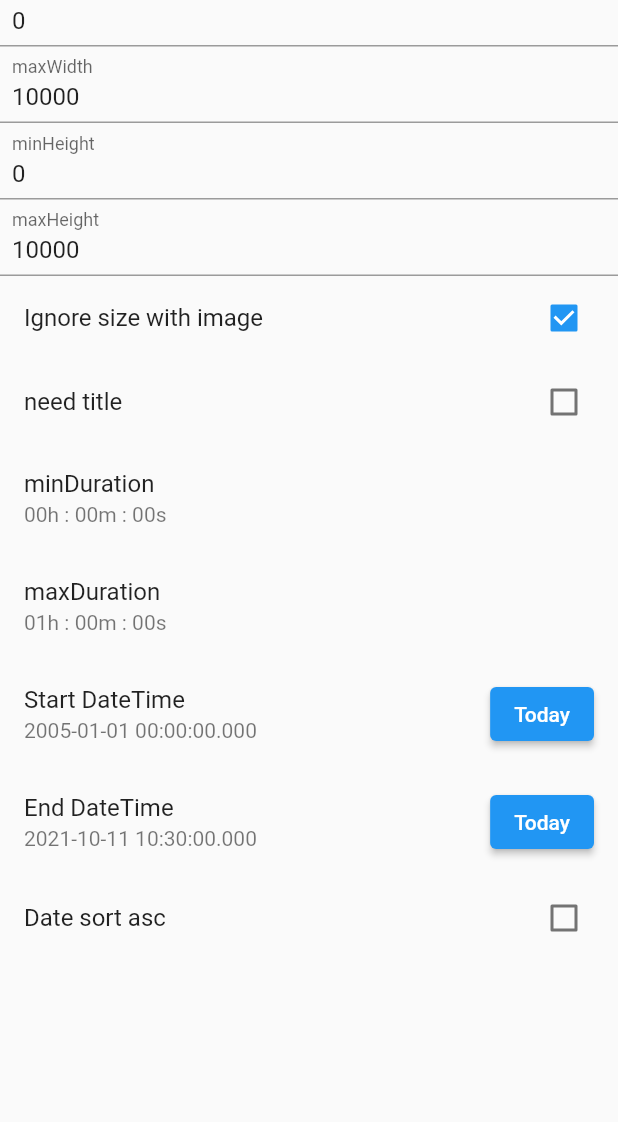
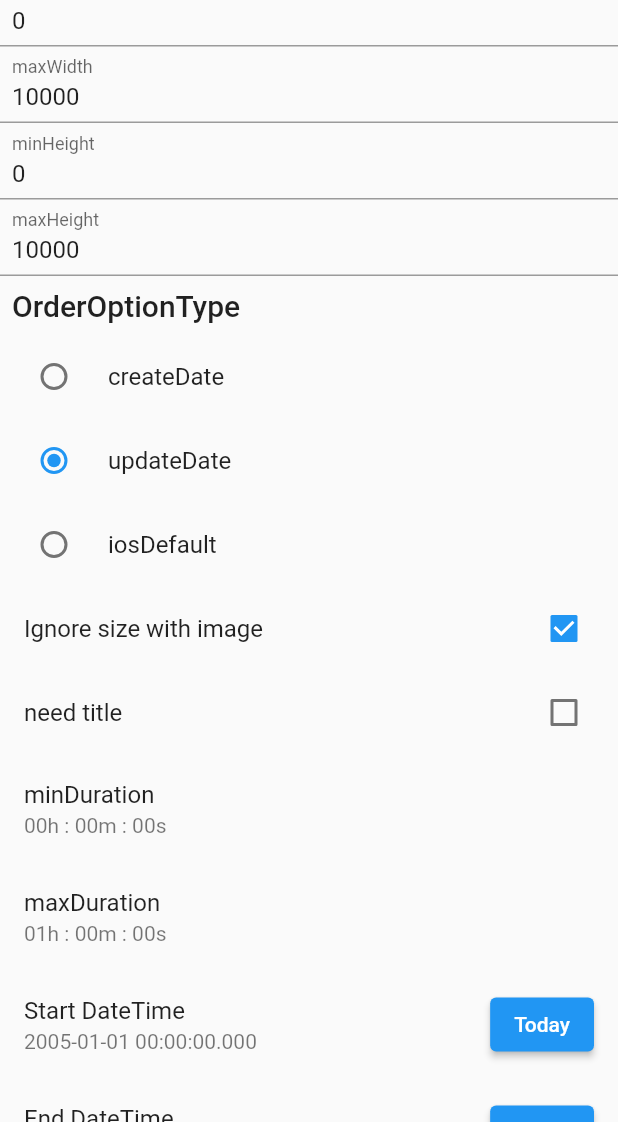
Before and after one commit to fluttercandies/flutter_photo_manager, a Flutter app: the FilterOptionPage screen opened directly, on a phone screen of 412 x 824 dp, the part 114-1236 px from its top. Run offline on Flutter 3.47's test engine with Material 2 defaults, Android fonts, the phone set to English and light mode, and no system bars; drawn by our look-alikes of oktoast; our stand-ins replace video_player, video_player_web.

Commit message:
fix:  add iosDefault field to OrderOptionType.

```diff
--- a/example/lib/model/photo_provider.dart
+++ b/example/lib/model/photo_provider.dart
@@ -120,6 +120,10 @@ class PhotoProvider extends ChangeNotifier {
     notifyListeners();
   }
 
+  OrderOptionType _orderOptionType = OrderOptionType.updateDate;
+
+  OrderOptionType get orderOptionType => _orderOptionType;
+
   set notifying(bool? notifying) {
     if (notifying == null) {
       return;
@@ -162,6 +166,13 @@ class PhotoProvider extends ChangeNotifier {
       return;
     }
     this.containsPathModified = value;
+  }
+
+  void changeOrderOptionType(OrderOptionType? orderOptionType) {
+    this._orderOptionType = orderOptionType != null
+        ? orderOptionType
+        : OrderOptionType.iosDefaultSort;
+    notifyListeners();
   }
 
   void reset() {
@@ -218,7 +229,7 @@ class PhotoProvider extends ChangeNotifier {
       ..containsPathModified = _containsPathModified
       ..addOrderOption(
         OrderOption(
-          type: OrderOptionType.updateDate,
+          type: _orderOptionType,
           asc: asc,
         ),
       );
--- a/example/lib/page/filter_option_page.dart
+++ b/example/lib/page/filter_option_page.dart
@@ -1,4 +1,5 @@
 import 'package:flutter/material.dart';
+import 'package:photo_manager/photo_manager.dart';
 import 'package:photo_manager_example/model/photo_provider.dart';
 import 'package:photo_manager_example/widget/dialog/duration_picker.dart';
 import 'package:provider/provider.dart';
@@ -28,6 +29,7 @@ class _FilterOptionPageState extends State<FilterOptionPage> {
           buildInput(provider.maxHeight, "maxHeight", (value) {
             provider.maxHeight = value;
           }),
+          buildOrderOptionType(provider),
           buildIgnoreSize(provider),
           buildNeedTitleCheck(provider),
           buildDurationWidget(
@@ -97,6 +99,41 @@ class _FilterOptionPageState extends State<FilterOptionPage> {
             provider.needTitle = value;
           },
           value: provider.needTitle,
+        );
+      },
+    );
+  }
+
+  Widget buildOrderOptionType(PhotoProvider provider) {
+    return AnimatedBuilder(
+      animation: provider,
+      builder: (context, snapshot) {
+        return Column(
+          crossAxisAlignment: CrossAxisAlignment.start,
+          children: [
+            Padding(
+              padding: const EdgeInsets.all(8.0),
+              child: Text(
+                'OrderOptionType',
+                style: Theme.of(context).textTheme.headline6,
+              ),
+            ),
+            RadioListTile<OrderOptionType>(
+                title: Text('createDate'),
+                value: OrderOptionType.createDate,
+                groupValue: provider.orderOptionType,
+                onChanged: provider.changeOrderOptionType),
+            RadioListTile<OrderOptionType>(
+                title: Text('updateDate'),
+                value: OrderOptionType.updateDate,
+                groupValue: provider.orderOptionType,
+                onChanged: provider.changeOrderOptionType),
+            RadioListTile<OrderOptionType>(
+                title: Text('iosDefault'),
+                value: OrderOptionType.iosDefaultSort,
+                groupValue: provider.orderOptionType,
+                onChanged: provider.changeOrderOptionType)
+          ],
         );
       },
     );
--- a/lib/src/filter/filter_options.dart
+++ b/lib/src/filter/filter_options.dart
@@ -349,4 +349,12 @@ class OrderOption {
   }
 }
 
-enum OrderOptionType { createDate, updateDate }
+enum OrderOptionType {
+  createDate,
+
+  updateDate,
+
+  /// only in iOS.
+  /// Keep the album order consistent with the system's album app
+  iosDefaultSort
+}
```
Also changed, not shown: 4 other files.
